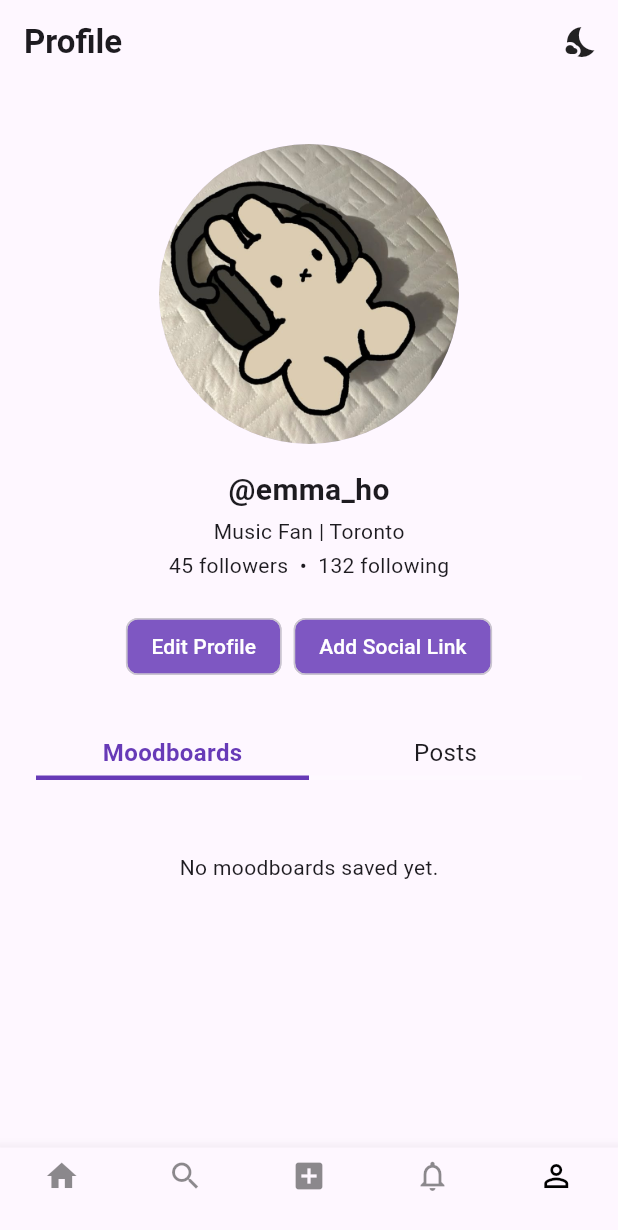
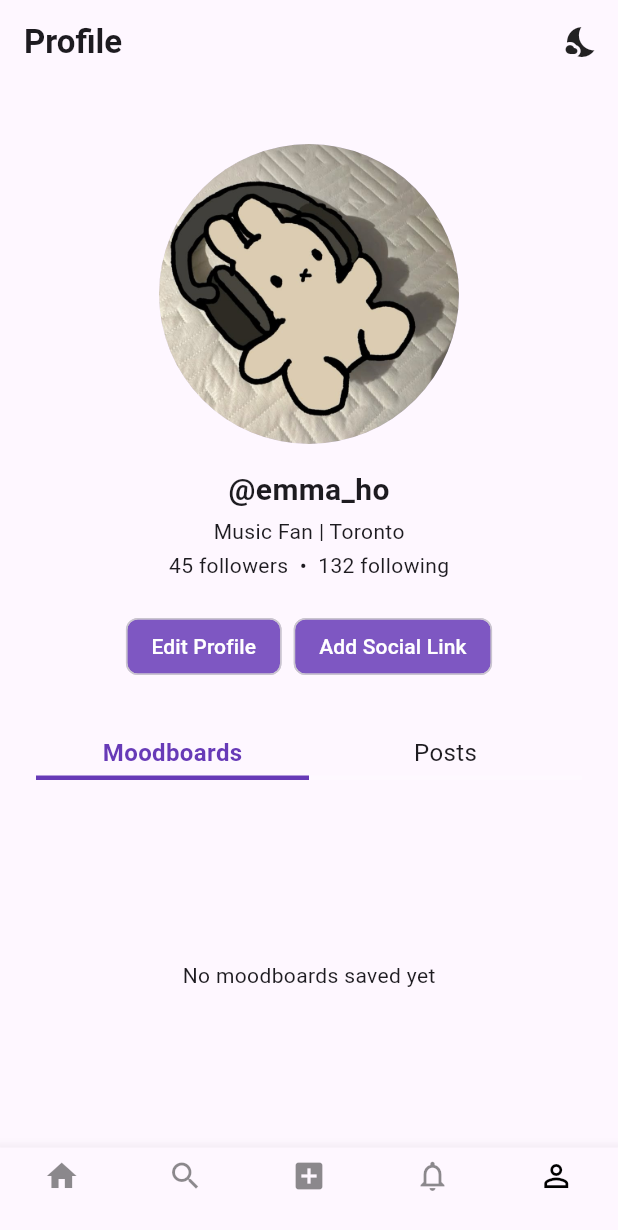
Before and after one commit to NotSakura/Melofy, a Flutter app: the screen it shows after launch, item 5 of the bottom bar chosen, on a phone screen of 412 x 824 dp. Shown: the top 1230 px of the screen. Run offline on Flutter 3.47's test engine with Material 3 defaults, Android fonts, the phone set to English and light mode, and no system bars; our stand-ins replace audioplayers, image_picker, just_audio.

Commit message:
improved user page

```diff
--- a/frontend/lib/screens/user_profile.dart
+++ b/frontend/lib/screens/user_profile.dart
@@ -28,20 +28,19 @@ class _UserProfilePageState extends State<UserProfilePage> {
     if (savedMoodboards.isEmpty) {
       return const Padding(
         padding: EdgeInsets.all(24),
-        child: Center(child: Text('No moodboards saved yet.')),
+        child: Center(child: Text('No moodboards saved yet')),
       );
     }
 
     return GridView.builder(
-      padding: const EdgeInsets.symmetric(horizontal: 16),
-      shrinkWrap: true,
-      physics: const NeverScrollableScrollPhysics(),
-      gridDelegate: SliverGridDelegateWithFixedCrossAxisCount(
-        crossAxisCount: 2,
+      padding: const EdgeInsets.symmetric(horizontal: 16, vertical: 8),
+      gridDelegate: const SliverGridDelegateWithFixedCrossAxisCount(
+        crossAxisCount: 2, // Two per row
         crossAxisSpacing: 12,
         mainAxisSpacing: 12,
-        childAspectRatio: 0.75,
+        childAspectRatio: 0.75, // Cell taller than wide so title fits
       ),
+
       itemCount: savedMoodboards.length,
       itemBuilder: (context, index) {
         final moodboard = savedMoodboards[index];
@@ -68,26 +67,22 @@ class _UserProfilePageState extends State<UserProfilePage> {
           child: Column(
             crossAxisAlignment: CrossAxisAlignment.start,
             children: [
-              ClipRRect(
+              AspectRatio(
+                aspectRatio: 1, // Makes image perfectly square
+                child: ClipRRect(
                   borderRadius: BorderRadius.circular(12),
-                child: Image.asset(
-                  imagePath,
-                  width: itemWidth,
-                  height: itemWidth,
-                  fit: BoxFit.cover,
+                  child: Image.asset(imagePath, fit: BoxFit.cover),
                 ),
               ),
+
               const SizedBox(height: 8),
-              SizedBox(
-                width: itemWidth,
-                child: Text(
+              Text(
                 moodboard.title,
                 style: theme.textTheme.bodyLarge?.copyWith(
                   fontWeight: FontWeight.w600,
                 ),
                 maxLines: 1,
                 overflow: TextOverflow.ellipsis,
-                ),
               ),
             ],
           ),
@@ -123,8 +118,7 @@ class _UserProfilePageState extends State<UserProfilePage> {
           ),
         ],
       ),
-      body: SingleChildScrollView(
-        child: Column(
+      body: Column(
         children: [
           const SizedBox(height: 40),
           const CircleAvatar(
@@ -230,23 +224,18 @@ class _UserProfilePageState extends State<UserProfilePage> {
             ),
           ),
 
-            const SizedBox(height: 24),
+          const SizedBox(height: 16),
 
-            Padding(
-              padding: const EdgeInsets.symmetric(horizontal: 0),
+          // Moodboards / Posts Content
+          Expanded(
+            child: Padding(
+              padding: const EdgeInsets.all(8),
               child: selectedTab == 0
                   ? _buildMoodboardsGrid()
-                  : Center(
-                      child: Text(
-                        'Posts content',
-                        style: theme.textTheme.bodyLarge,
+                  : const Center(child: Text('No posts saved yet')),
             ),
           ),
-            ),
-
-            const SizedBox(height: 40),
         ],
-        ),
       ),
       bottomNavigationBar: const BottomNavBar(currentIndex: 4),
     );
```
Also changed, not shown: frontend/lib/screens/create_moodboard_screen.dart (+13 -1 lines), frontend/lib/screens/moodboards/moodboard_template.dart (+6 -1 lines). Lines whose indentation alone changed are shown as unchanged.
